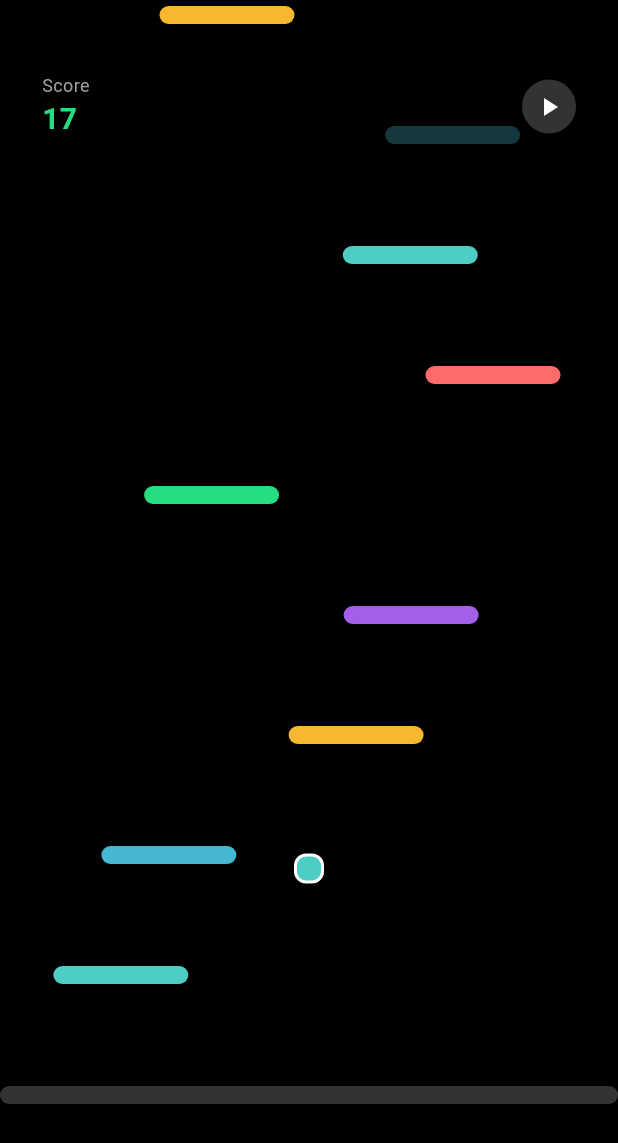
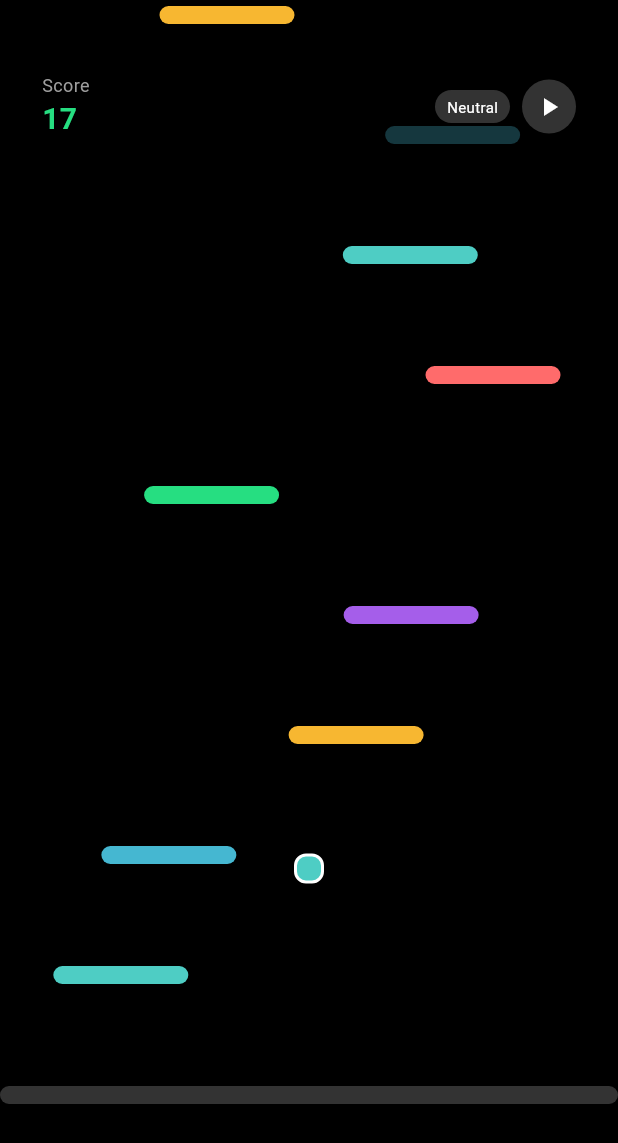
Before and after one commit to zwiezhu/FultterAlarm, a Flutter app: the IcyTowerGameScreen screen opened by its route, after a tap on the "pause" icon, on a phone screen of 412 x 824 dp. Shown: the top 1143 px of the screen. Run offline on Flutter 3.47's test engine with Material 3 defaults, Android fonts, the phone set to English and light mode, and no system bars; our stand-ins replace hive, hive_flutter, permission_handler; accounts and stored records are empty.

Commit message:
icy tower działa prawie

```diff
--- a/lib/icy_tower_flutter.dart
+++ b/lib/icy_tower_flutter.dart
@@ -157,7 +157,9 @@ class _IcyTowerGameScreenState extends State<IcyTowerGameScreen> {
   bool gameOver = false;
   int lastPlatformId = 0;
   int frameCount = 0;
-  int _pendingHorizontalInput = 0; // -1 for left, 1 for right, 0 for none
+
+  // Dodajemy zmienną do przechowywania kierunku skoku
+  double jumpDirection = 0; // -1 dla lewo, 1 dla prawo, 0 dla neutralny
 
   Timer? _gameLoopTimer;
   Size? _screenSize;
@@ -181,9 +183,9 @@ class _IcyTowerGameScreenState extends State<IcyTowerGameScreen> {
     final gameWidth = _screenSize!.width;
     final gameHeight = _screenSize!.height;
 
-    // Generate initial platforms
     final initialPlatforms = _generateInitialPlatforms(gameWidth, gameHeight);
-    final startX = initialPlatforms[0].x + (initialPlatforms[0].width - ballSize) / 2;
+    final startX =
+        initialPlatforms[0].x + (initialPlatforms[0].width - ballSize) / 2;
     final startY = initialPlatforms[0].y - ballSize;
 
     setState(() {
@@ -196,7 +198,7 @@ class _IcyTowerGameScreenState extends State<IcyTowerGameScreen> {
       isPaused = false;
       lastPlatformId = initialPlatforms.length - 1;
       frameCount = 0;
-      _pendingHorizontalInput = 0;
+      jumpDirection = 0;
     });
 
     _startGameLoop();
@@ -206,7 +208,6 @@ class _IcyTowerGameScreenState extends State<IcyTowerGameScreen> {
     final List<Platform> platformList = [];
     final random = Random();
 
-    // Ground platform
     platformList.add(Platform(
       id: 0,
       x: 0,
@@ -217,7 +218,6 @@ class _IcyTowerGameScreenState extends State<IcyTowerGameScreen> {
       color: const Color(0xFF333333),
     ));
 
-    // Generate initial platforms
     for (int i = 1; i < 10; i++) {
       platformList.add(Platform(
         id: i,
@@ -235,7 +235,8 @@ class _IcyTowerGameScreenState extends State<IcyTowerGameScreen> {
 
   void _startGameLoop() {
     _gameLoopTimer?.cancel();
-    _gameLoopTimer = Timer.periodic(const Duration(milliseconds: 16), _gameLoop);
+    _gameLoopTimer =
+        Timer.periodic(const Duration(milliseconds: 16), _gameLoop);
   }
 
   void _gameLoop(Timer timer) {
@@ -245,29 +246,22 @@ class _IcyTowerGameScreenState extends State<IcyTowerGameScreen> {
     final gameWidth = _screenSize!.width;
     final gameHeight = _screenSize!.height;
 
-    // Update platforms
     if (frameCount % 2 == 0) {
       _updatePlatforms(gameWidth);
       _addPlatformsIfNeeded(gameWidth);
     }
 
-    // Update ball physics
     _updateBall(gameWidth, gameHeight);
 
-    // Update particles
     if (frameCount % 3 == 0) {
       _updateParticles();
     }
 
-    // Update camera
     if (frameCount % 2 == 0) {
       _updateCamera(gameHeight);
     }
 
-    // Check game over
     _checkGameOver(gameHeight);
-
-    // Update score
     _updateScore();
 
     setState(() {});
@@ -308,29 +302,26 @@ class _IcyTowerGameScreenState extends State<IcyTowerGameScreen> {
           width: platformWidth,
           moving: random.nextDouble() < 0.3,
           direction: random.nextBool() ? 1 : -1,
-          color: platformColors[newId % platformColors.length],
+          color: platformColors[i % platformColors.length],
         ));
       }
 
       lastPlatformId += 3;
 
-      // Remove platforms that are too far down
-      platforms = platforms
-          .where((p) => p.y > ball.y - _screenSize!.height * 1.5)
-          .toList();
+      platforms =
+          platforms.where((p) => p.y > ball.y - _screenSize!.height * 1.5).toList();
       platforms.addAll(newPlatforms);
     }
   }
 
   void _updateBall(double gameWidth, double gameHeight) {
-    // Ball physics
     double newVY = ball.vy + gravity;
-    double newVX = ball.vx * 0.995; // Slight friction
+    double newVX = ball.vx;
     double newX = ball.x + newVX;
     double newY = ball.y + newVY;
     final lastY = ball.y;
 
-    // Wall collision
+    // Kolizja ze ścianami
     if (newX <= 0) {
       newX = 0;
       newVX = newVX.abs() * wallBounceDamping;
@@ -339,24 +330,22 @@ class _IcyTowerGameScreenState extends State<IcyTowerGameScreen> {
       newVX = -newVX.abs() * wallBounceDamping;
     }
 
-    // Platform collision
+    // Sprawdzenie kolizji z platformami
     final collision = _checkPlatformCollision(newX, newY, newVY, lastY);
     if (collision != null) {
       newY = collision.y - ballSize;
-      newVY = jumpForce;
+      newVY = jumpForce; // Auto-jump
 
-      // Apply pending input on jump
-      if (_pendingHorizontalInput != 0) {
-        newVX = _pendingHorizontalInput * horizontalSpeed;
-        _pendingHorizontalInput = 0; // Reset after use
-      } else {
-        newVX = 0; // Jump straight up if no input
+      // Zastosowanie kierunku skoku ustawionego przez gracza
+      if (jumpDirection != 0) {
+        newVX = jumpDirection * horizontalSpeed;
       }
 
+      // Dodatkowy efekt od ruchomej platformy
       if (collision.moving) {
-        newVX += collision.direction * 0.3;
+        newVX += collision.direction * 0.5;
       }
-      // Create particles
+
       if (frameCount % 3 == 0) {
         _createParticles(newX, newY, collision.color, 1);
       }
@@ -365,8 +354,9 @@ class _IcyTowerGameScreenState extends State<IcyTowerGameScreen> {
     ball = Ball(x: newX, y: newY, vx: newVX, vy: newVY, lastY: lastY);
   }
 
-  Platform? _checkPlatformCollision(double ballX, double ballY, double ballVY, double lastY) {
-    if (ballVY <= 0) return null;
+  Platform? _checkPlatformCollision(
+      double ballX, double ballY, double ballVY, double lastY) {
+    if (ballVY <= 0) return null; // Only check when falling
 
     final ballRight = ballX + ballSize;
     final ballLeft = ballX;
@@ -378,11 +368,9 @@ class _IcyTowerGameScreenState extends State<IcyTowerGameScreen> {
       final platTop = platform.y;
       final platBottom = platform.y + platformHeight;
 
-      // Quick bounds check
       if (ballRight < platLeft || ballLeft > platRight) continue;
       if (ballBottom < platTop || ballY > platBottom) continue;
 
-      // Check if ball crossed platform in this frame
       final wasAbove = lastY + ballSize <= platTop;
       final isBelow = ballBottom >= platTop;
 
@@ -425,8 +413,7 @@ class _IcyTowerGameScreenState extends State<IcyTowerGameScreen> {
   }
 
   void _updateCamera(double gameHeight) {
-    final double targetCameraY =
-        max(gameHeight * 0.4 - ball.y, 0).toDouble();
+    final double targetCameraY = max(gameHeight * 0.4 - ball.y, 0).toDouble();
     if ((targetCameraY - cameraY).abs() > 1) {
       cameraY = targetCameraY;
     }
@@ -454,14 +441,13 @@ class _IcyTowerGameScreenState extends State<IcyTowerGameScreen> {
     if (_screenSize != null) {
       final isLeft = details.localPosition.dx < _screenSize!.width / 2;
 
-      // Invert controls: tap right to jump left and tap left to jump right
-      _pendingHorizontalInput = isLeft ? 1 : -1;
+      // Ustawiamy kierunek skoku
+      jumpDirection = isLeft ? -1 : 1;
 
-      // Immediately apply jump with directional velocity
-      ball = ball.copyWith(
-        vx: _pendingHorizontalInput * horizontalSpeed,
-        vy: jumpForce,
-      );
+      // Natychmiast zmieniamy prędkość poziomą piłki
+      ball = ball.copyWith(vx: jumpDirection * horizontalSpeed);
+
+      print("Tap detected. Jump direction set to: $jumpDirection, Ball VX: ${ball.vx}");
     }
   }
 
@@ -506,6 +492,7 @@ class _IcyTowerGameScreenState extends State<IcyTowerGameScreen> {
       backgroundColor: const Color(0xFF000000),
       body: GestureDetector(
         onTapDown: _handleTap,
+        behavior: HitTestBehavior.opaque,
         child: Stack(
           children: [
             // Game Area
@@ -514,7 +501,6 @@ class _IcyTowerGameScreenState extends State<IcyTowerGameScreen> {
               height: gameHeight,
               child: Stack(
                 children: [
-                  // World container with camera translation
                   Transform.translate(
                     offset: Offset(0, cameraY),
                     child: SizedBox(
@@ -522,7 +508,6 @@ class _IcyTowerGameScreenState extends State<IcyTowerGameScreen> {
                       height: 4000,
                       child: Stack(
                         children: [
-                          // Platforms
                           ...platforms.map((platform) {
                             final screenY = platform.y + cameraY;
                             if (screenY < -100 || screenY > gameHeight + 100) {
@@ -541,8 +526,6 @@ class _IcyTowerGameScreenState extends State<IcyTowerGameScreen> {
                               ),
                             );
                           }).toList(),
-
-                          // Ball
                           Positioned(
                             left: ball.x,
                             top: ball.y,
@@ -552,12 +535,11 @@ class _IcyTowerGameScreenState extends State<IcyTowerGameScreen> {
                               decoration: BoxDecoration(
                                 color: const Color(0xFF4ecdc4),
                                 borderRadius: BorderRadius.circular(8),
-                                border: Border.all(color: Colors.white, width: 2),
+                                border:
+                                Border.all(color: Colors.white, width: 2),
                               ),
                             ),
                           ),
-
-                          // Particles
                           ...particles.map((particle) {
                             final screenY = particle.y + cameraY;
                             if (screenY < -50 || screenY > gameHeight + 50) {
@@ -570,7 +552,8 @@ class _IcyTowerGameScreenState extends State<IcyTowerGameScreen> {
                                 width: 4,
                                 height: 4,
                                 decoration: BoxDecoration(
-                                  color: particle.color.withOpacity(particle.life),
+                                  color: particle.color
+                                      .withOpacity(particle.life),
                                   borderRadius: BorderRadius.circular(2),
                                 ),
                               ),
@@ -591,7 +574,8 @@ class _IcyTowerGameScreenState extends State<IcyTowerGameScreen> {
                 left: 16,
                 right: 16,
                 child: Container(
-                  padding: const EdgeInsets.symmetric(horizontal: 12, vertical: 8),
+                  padding:
+                  const EdgeInsets.symmetric(horizontal: 12, vertical: 8),
                   decoration: BoxDecoration(
                     color: Colors.black.withOpacity(0.7),
                     borderRadius: BorderRadius.circular(12),
@@ -619,6 +603,25 @@ class _IcyTowerGameScreenState extends State<IcyTowerGameScreen> {
                           ),
                         ],
                       ),
+                      Row(
+                        children: [
+                          // Wskaźnik kierunku skoku
+                          Container(
+                            padding: const EdgeInsets.symmetric(horizontal: 8, vertical: 4),
+                            decoration: BoxDecoration(
+                              color: const Color(0xFF333333),
+                              borderRadius: BorderRadius.circular(12),
+                            ),
+                            child: Text(
+                              jumpDirection == -1 ? '← Left' :
+                              jumpDirection == 1 ? 'Right →' : 'Neutral',
+                              style: const TextStyle(
+                                fontSize: 10,
+                                color: Colors.white,
+                              ),
+                            ),
+                          ),
+                          const SizedBox(width: 8),
                           Container(
                             width: 36,
                             height: 36,
@@ -634,6 +637,8 @@ class _IcyTowerGameScreenState extends State<IcyTowerGameScreen> {
                               ),
                               onPressed: _togglePause,
                             ),
+                          ),
+                        ],
                       ),
                     ],
                   ),
@@ -706,7 +711,7 @@ class _IcyTowerGameScreenState extends State<IcyTowerGameScreen> {
                     borderRadius: BorderRadius.circular(12),
                   ),
                   child: const Text(
-                    'Tap the left side to jump left or the right side to jump right.\nAvoid falling down and climb as high as possible.',
+                    'Tap left or right side to change direction!\nThe ball will immediately move in that direction.',
                     textAlign: TextAlign.center,
                     style: TextStyle(
                       color: Colors.white,
```
Also changed, not shown: pubspec.yaml (+20 -4 lines), pubspec.lock, 1 other file. Lines whose indentation alone changed are shown as unchanged.
